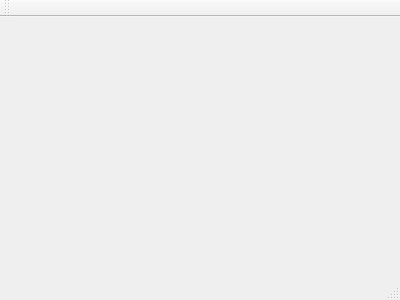
Qt form openCLWindow.ui (Mar4eli/openCL_first_steps) before a commit.
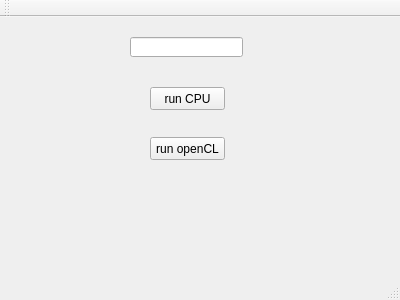
The same form after that commit.

Commit message: 1, Перенёс всё из main 2. На CPU находит, но впадает в вечный цикл. Тоже самое и с openCL

```diff
--- a/openCLWindow.ui
+++ b/openCLWindow.ui
@@ -12,13 +12,65 @@
   <property name="windowTitle" >
    <string>openCLWindow</string>
   </property>
-  <widget class="QMenuBar" name="menuBar" />
-  <widget class="QToolBar" name="mainToolBar" />
-  <widget class="QWidget" name="centralWidget" />
-  <widget class="QStatusBar" name="statusBar" />
+  <widget class="QWidget" name="centralWidget">
+   <widget class="QPushButton" name="pushButton">
+    <property name="geometry">
+     <rect>
+      <x>150</x>
+      <y>70</y>
+      <width>75</width>
+      <height>23</height>
+     </rect>
+    </property>
+    <property name="text">
+     <string>run CPU</string>
+    </property>
+   </widget>
+   <widget class="QPushButton" name="pushButton_2">
+    <property name="geometry">
+     <rect>
+      <x>150</x>
+      <y>120</y>
+      <width>75</width>
+      <height>23</height>
+     </rect>
+    </property>
+    <property name="text">
+     <string>run openCL</string>
+    </property>
+   </widget>
+   <widget class="QLineEdit" name="lineEdit">
+    <property name="geometry">
+     <rect>
+      <x>130</x>
+      <y>20</y>
+      <width>113</width>
+      <height>20</height>
+     </rect>
+    </property>
+   </widget>
+  </widget>
+  <widget class="QMenuBar" name="menuBar">
+   <property name="geometry">
+    <rect>
+     <x>0</x>
+     <y>0</y>
+     <width>400</width>
+     <height>21</height>
+    </rect>
+   </property>
+  </widget>
+  <widget class="QToolBar" name="mainToolBar">
+   <attribute name="toolBarArea">
+    <enum>TopToolBarArea</enum>
+   </attribute>
+   <attribute name="toolBarBreak">
+    <bool>false</bool>
+   </attribute>
+  </widget>
+  <widget class="QStatusBar" name="statusBar"/>
  </widget>
- <layoutDefault spacing="6" margin="11" />
- <pixmapfunction></pixmapfunction>
+ <layoutdefault spacing="6" margin="11"/>
  <resources/>
  <connections/>
 </ui>
```
Left out of the diff: 7 changed lines with no effect on the pictures. The commit also changes 4 other files.
